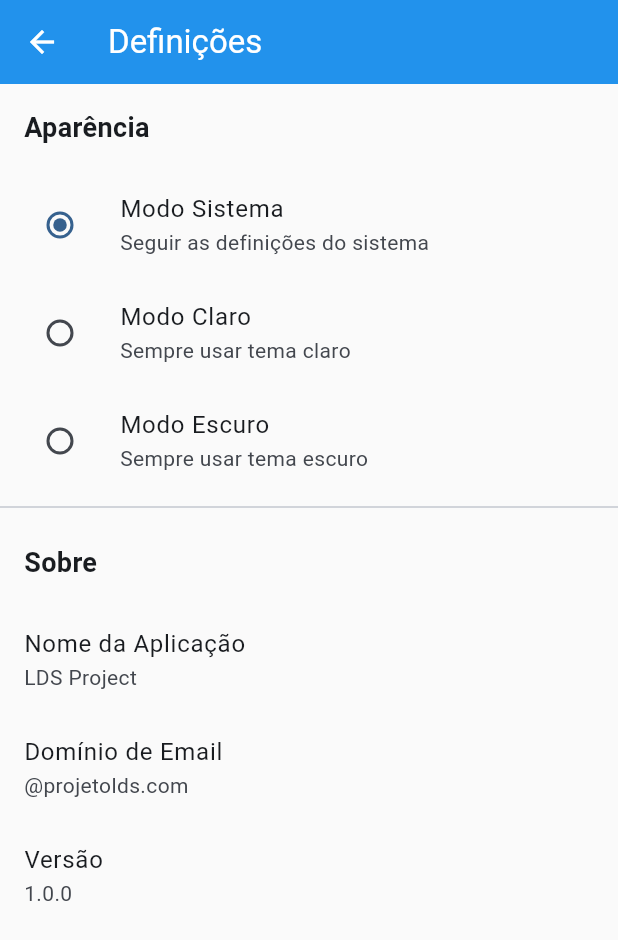
After one commit to andre-frr/projetoLDS, a Flutter app: the SettingsScreen screen opened directly, on a phone screen of 412 x 824 dp. The commit adds this screen. Shown: the top 940 px of the screen. Run offline on Flutter 3.47's test engine with Material 3 defaults, Android fonts, the light colour scheme and no system bars; our stand-ins replace dio, flutter_secure_storage, graphql_flutter, jwt_decoder, logger, shared_preferences; accounts and stored records are empty; network calls fail.

Commit message:
Add settings screen and refactor theme selection
Introduces a new SettingsScreen for app configuration, including theme selection and app info. Removes the ThemeSettingsDialog and integrates theme selection into the settings screen. Updates navigation drawer and home screen to link to the new settings screen. Simplifies the 'Anos Letivos' screen's year creation dialog and floating action button.

```diff
--- /dev/null
+++ b/mobile/lib/screens/settings_screen.dart
@@ -0,0 +1,108 @@
+import 'package:flutter/material.dart';
+import 'package:provider/provider.dart';
+import '../providers/theme_provider.dart';
+import '../utils/constants.dart';
+
+class SettingsScreen extends StatelessWidget {
+  const SettingsScreen({super.key});
+
+  @override
+  Widget build(BuildContext context) {
+    return Scaffold(
+      appBar: AppBar(title: const Text('Definições')),
+      body: ListView(
+        children: [
+          // Theme Section
+          const Padding(
+            padding: EdgeInsets.all(16.0),
+            child: Text(
+              'Aparência',
+              style: TextStyle(fontSize: 18, fontWeight: FontWeight.bold),
+            ),
+          ),
+          Consumer<ThemeProvider>(
+            builder: (context, themeProvider, child) {
+              return Column(
+                children: [
+                  // ignore: deprecated_member_use
+                  ListTile(
+                    title: const Text('Modo Sistema'),
+                    subtitle: const Text('Seguir as definições do sistema'),
+                    // ignore: deprecated_member_use
+                    leading: Radio<ThemeMode>(
+                      value: ThemeMode.system,
+                      // ignore: deprecated_member_use
+                      groupValue: themeProvider.themeMode,
+                      // ignore: deprecated_member_use
+                      onChanged: (mode) {
+                        if (mode != null) {
+                          themeProvider.setThemeMode(mode);
+                        }
+                      },
+                    ),
+                    onTap: () => themeProvider.setThemeMode(ThemeMode.system),
+                  ),
+                  // ignore: deprecated_member_use
+                  ListTile(
+                    title: const Text('Modo Claro'),
+                    subtitle: const Text('Sempre usar tema claro'),
+                    // ignore: deprecated_member_use
+                    leading: Radio<ThemeMode>(
+                      value: ThemeMode.light,
+                      // ignore: deprecated_member_use
+                      groupValue: themeProvider.themeMode,
+                      // ignore: deprecated_member_use
+                      onChanged: (mode) {
+                        if (mode != null) {
+                          themeProvider.setThemeMode(mode);
+                        }
+                      },
+                    ),
+                    onTap: () => themeProvider.setThemeMode(ThemeMode.light),
+                  ),
+                  // ignore: deprecated_member_use
+                  ListTile(
+                    title: const Text('Modo Escuro'),
+                    subtitle: const Text('Sempre usar tema escuro'),
+                    // ignore: deprecated_member_use
+                    leading: Radio<ThemeMode>(
+                      value: ThemeMode.dark,
+                      // ignore: deprecated_member_use
+                      groupValue: themeProvider.themeMode,
+                      // ignore: deprecated_member_use
+                      onChanged: (mode) {
+                        if (mode != null) {
+                          themeProvider.setThemeMode(mode);
+                        }
+                      },
+                    ),
+                    onTap: () => themeProvider.setThemeMode(ThemeMode.dark),
+                  ),
+                ],
+              );
+            },
+          ),
+          const Divider(),
+
+          // App Info Section
+          const Padding(
+            padding: EdgeInsets.all(16.0),
+            child: Text(
+              'Sobre',
+              style: TextStyle(fontSize: 18, fontWeight: FontWeight.bold),
+            ),
+          ),
+          ListTile(
+            title: const Text('Nome da Aplicação'),
+            subtitle: Text(AppConstants.appName),
+          ),
+          ListTile(
+            title: const Text('Domínio de Email'),
+            subtitle: Text(AppConstants.emailDomain),
+          ),
+          ListTile(title: const Text('Versão'), subtitle: const Text('1.0.0')),
+        ],
+      ),
+    );
+  }
+}
```
Also changed, not shown: mobile/lib/screens/anos_letivos_screen.dart (+39 -44 lines), mobile/lib/screens/home_screen.dart (+8 -2 lines), mobile/lib/widgets/app_navigation_drawer.dart (+7 -9 lines), mobile/lib/widgets/theme_settings_dialog.dart (deleted, +0 -71 lines), 2 other files.
